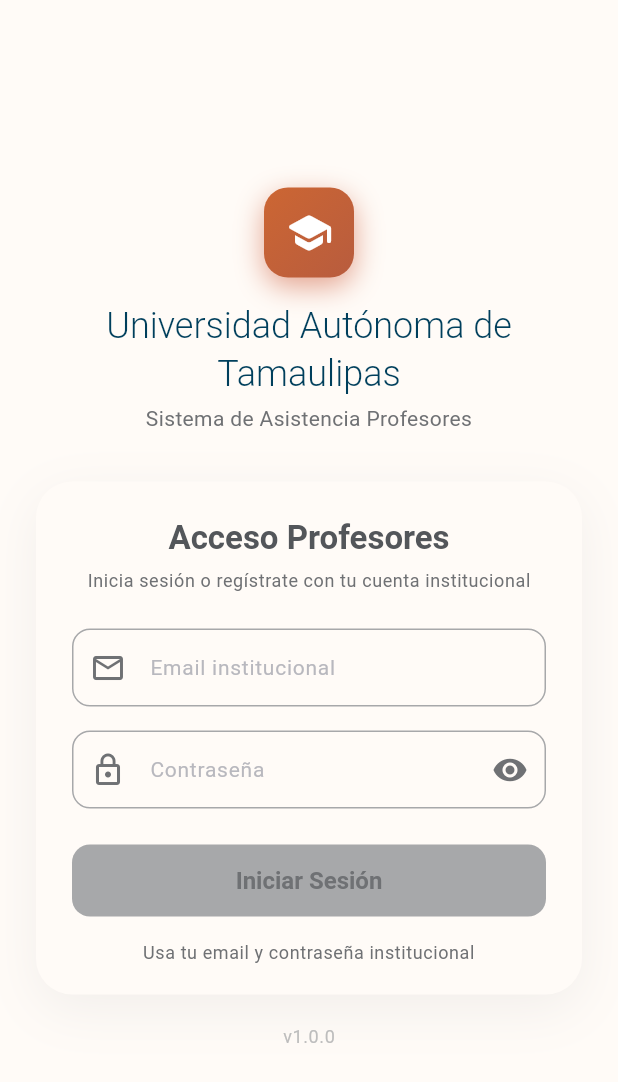
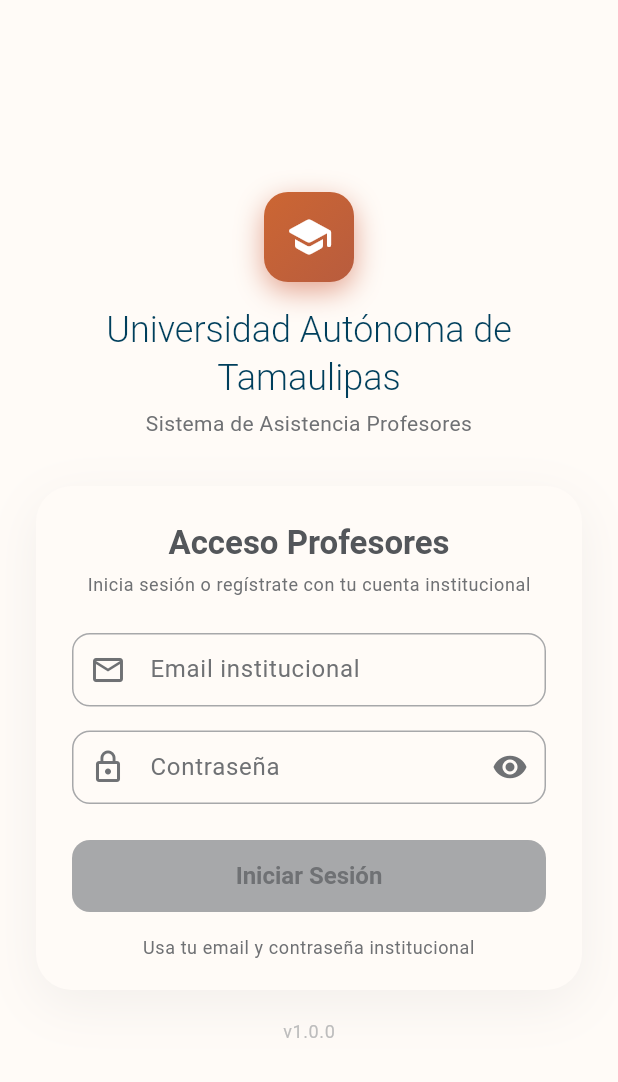
Before and after one commit to ebravo-dev/presencia, a Flutter app: the screen it shows after launch, on a phone screen of 412 x 824 dp. Shown: the top 1082 px of the screen. Run offline on Flutter 3.47's test engine with Material 3 defaults, Android fonts, the phone set to English and light mode, and no system bars; our stand-ins replace dartz, dio, equatable, flutter_riverpod, go_router, hive and 4 more; missing offline and left inert: encrypt, pointycastle; accounts and stored records are empty.

Commit message:
Refine login page theme and input styling

```diff
--- a/app-profesor/lib/features/authentication/presentation/pages/login_page.dart
+++ b/app-profesor/lib/features/authentication/presentation/pages/login_page.dart
@@ -1,5 +1,6 @@
 import 'package:flutter/foundation.dart';
 import 'package:flutter/material.dart';
+import 'package:flutter/services.dart';
 import 'package:flutter_riverpod/flutter_riverpod.dart';
 import 'package:go_router/go_router.dart';
 import '../../../../core/theme/uat_colors.dart';
@@ -14,8 +15,6 @@
   @override
   Widget build(BuildContext context, WidgetRef ref) {
     final authState = ref.watch(profesorAuthProvider);
-    final size = MediaQuery.of(context).size;
-    final isWideScreen = size.width > 768;
 
     // Listen to auth state changes and navigate
     ref.listen<ProfesorAuthState>(profesorAuthProvider, (previous, next) {
@@ -24,12 +23,30 @@
       }
     });
 
-    return Scaffold(
-      backgroundColor: UATColors.surface,
-      body: SafeArea(
-        child: isWideScreen
-            ? _buildWideLayout(context, authState)
-            : _buildNarrowLayout(context, authState),
+    return AnnotatedRegion<SystemUiOverlayStyle>(
+      value: const SystemUiOverlayStyle(
+        statusBarColor: UATColors.surface,
+        statusBarIconBrightness: Brightness.dark,
+        statusBarBrightness: Brightness.light,
+        systemNavigationBarColor: UATColors.surface,
+        systemNavigationBarIconBrightness: Brightness.dark,
+      ),
+      child: Theme(
+        data: UATTheme.lightTheme,
+        child: Builder(
+          builder: (loginContext) {
+            final isWideScreen = MediaQuery.sizeOf(loginContext).width > 768;
+
+            return Scaffold(
+              backgroundColor: UATColors.surface,
+              body: SafeArea(
+                child: isWideScreen
+                    ? _buildWideLayout(loginContext, authState)
+                    : _buildNarrowLayout(loginContext, authState),
+              ),
+            );
+          },
+        ),
       ),
     );
   }
--- a/app-profesor/lib/features/authentication/presentation/widgets/profesor_login_form.dart
+++ b/app-profesor/lib/features/authentication/presentation/widgets/profesor_login_form.dart
@@ -159,6 +159,8 @@
             TextFormField(
               controller: _emailController,
               focusNode: _emailFocusNode,
+              cursorColor: UATColors.primary,
+              style: const TextStyle(color: UATColors.neutral, fontSize: 14),
               keyboardType: TextInputType.emailAddress,
               textInputAction: TextInputAction.next,
               enabled: !authState.isLoading,
@@ -172,6 +174,10 @@
               decoration: InputDecoration(
                 labelText: 'Email institucional',
                 hintText: 'ejemplo@uat.edu.mx',
+                labelStyle: const TextStyle(color: UATColors.neutral80),
+                floatingLabelStyle: const TextStyle(color: UATColors.primary),
+                hintStyle: const TextStyle(color: UATColors.neutral40),
+                errorStyle: const TextStyle(color: UATColors.error),
                 prefixIcon: Icon(
                   Icons.email_outlined,
                   color: UATColors.neutral80,
@@ -211,6 +217,8 @@
             // Password field
             TextFormField(
               controller: _passwordController,
+              cursorColor: UATColors.primary,
+              style: const TextStyle(color: UATColors.neutral, fontSize: 14),
               obscureText: _obscurePassword,
               textInputAction: TextInputAction.done,
               enabled: !authState.isLoading,
@@ -221,6 +229,10 @@
               decoration: InputDecoration(
                 labelText: 'Contraseña',
                 hintText: 'Tu contraseña institucional',
+                labelStyle: const TextStyle(color: UATColors.neutral80),
+                floatingLabelStyle: const TextStyle(color: UATColors.primary),
+                hintStyle: const TextStyle(color: UATColors.neutral40),
+                errorStyle: const TextStyle(color: UATColors.error),
                 prefixIcon: Icon(
                   Icons.lock_outline,
                   color: UATColors.neutral80,
```
